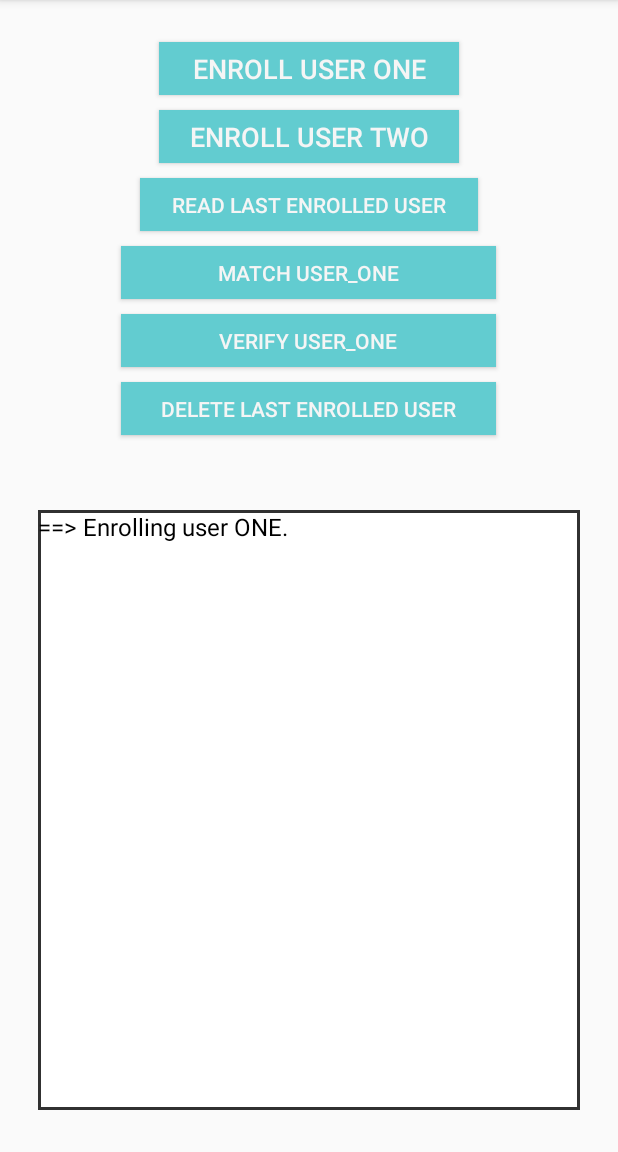
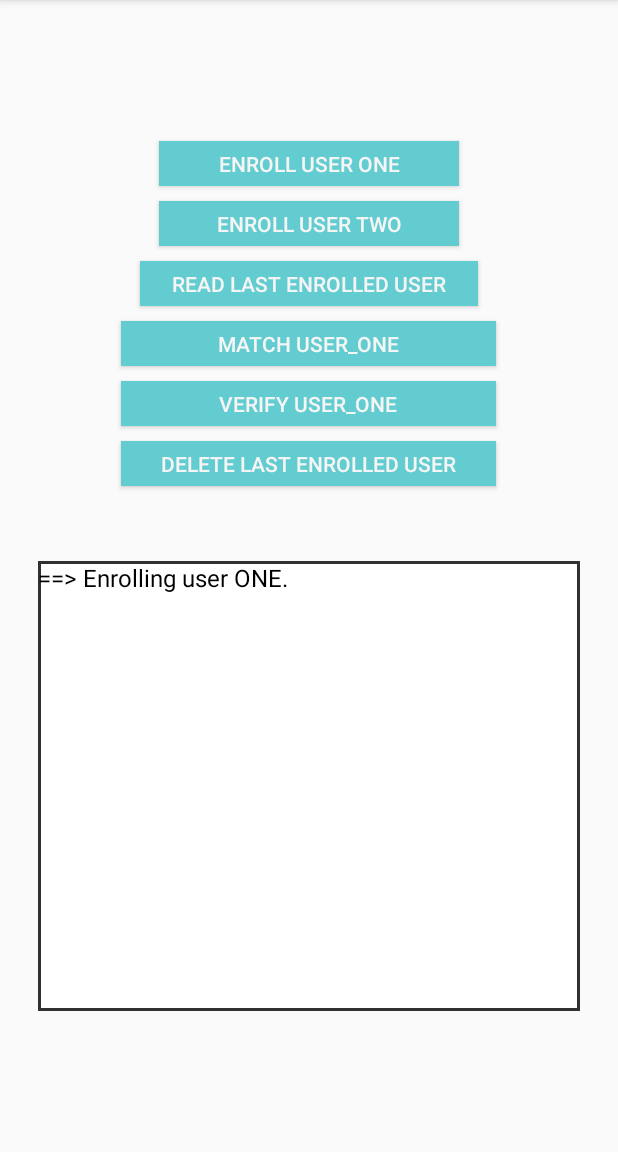
Before and after one commit to CredenceID/capp_SampleDatabase, an Android app: the DatabaseActivity screen opened directly, with no data from a screen before it, after a tap on "ENROLL USER ONE", on a phone screen of 412 x 824 dp, the part 84-1236 px from its top. Run offline under Robolectric (Android 15) with nearby library versions, the phone set to English and light mode, and no system bars.

Commit message:
changes for Generic android and Aware SDK

```diff
--- a/app/src/main/java/com/credenceid/sample/db/DatabaseActivity.kt
+++ b/app/src/main/java/com/credenceid/sample/db/DatabaseActivity.kt
@@ -220,14 +220,14 @@ class DatabaseActivity : AppCompatActivity() {
 
         enrollUserOneBtn.setOnClickListener {
             log("Enrolling user ONE.")
-            App.BioManager!!.enroll(-1, enrollFPRecords[USER_ONE], null, null) { status, id ->
+            App.BioManager!!.enroll(10, enrollFPRecords[USER_ONE][0], null, null) { status, id ->
                 log("[Status: $status, ID: $id]")
                 if (Status.SUCCESS == status) lastEnrolledID = id
             }
         }
         enrollUserTwoBtn.setOnClickListener {
             log("Enrolling user TWO.")
-            App.BioManager!!.enroll(-1, enrollFPRecords[USER_ONE], null, null) { status, id ->
+            App.BioManager!!.enroll(20, enrollFPRecords[USER_TWO], null, null) { status, id ->
                 log("[Status: $status, ID: $id]")
                 if (Status.SUCCESS == status) lastEnrolledID = id
             }
--- a/app/src/main/res/layout/act_main.xml
+++ b/app/src/main/res/layout/act_main.xml
@@ -9,26 +9,26 @@
     <Button
         android:id="@+id/enrollUserOneBtn"
         android:layout_width="200dp"
-        android:layout_height="35dp"
+        android:layout_height="30dp"
         android:background="@color/cid_blue_light"
         android:text="Enroll User One"
         android:textColor="@color/white_smoke"
-        android:textSize="18sp" />
+        android:textSize="14sp" />
 
     <Button
         android:id="@+id/enrollUserTwoBtn"
         android:layout_width="200dp"
-        android:layout_height="35dp"
+        android:layout_height="30dp"
         android:layout_marginTop="10dp"
         android:background="@color/cid_blue_light"
         android:text="Enroll User Two"
         android:textColor="@color/white_smoke"
-        android:textSize="18sp" />
+        android:textSize="14sp" />
 
     <Button
         android:id="@+id/readBtn"
         android:layout_width="225dp"
-        android:layout_height="35dp"
+        android:layout_height="30dp"
         android:layout_marginTop="10dp"
         android:background="@color/cid_blue_light"
         android:text="Read Last Enrolled User"
@@ -38,7 +38,7 @@
     <Button
         android:id="@+id/matchUserBtn"
         android:layout_width="250dp"
-        android:layout_height="35dp"
+        android:layout_height="30dp"
         android:layout_marginTop="10dp"
         android:background="@color/cid_blue_light"
         android:text="Match USER_ONE"
@@ -48,7 +48,7 @@
     <Button
         android:id="@+id/verifyBtn"
         android:layout_width="250dp"
-        android:layout_height="35dp"
+        android:layout_height="30dp"
         android:layout_marginTop="10dp"
         android:background="@color/cid_blue_light"
         android:text="Verify USER_ONE"
@@ -58,7 +58,7 @@
     <Button
         android:id="@+id/deleteBtn"
         android:layout_width="250dp"
-        android:layout_height="35dp"
+        android:layout_height="30dp"
         android:layout_marginTop="10dp"
         android:background="@color/cid_blue_light"
         android:text="Delete Last Enrolled User"
@@ -68,7 +68,7 @@
     <TextView
         android:id="@+id/logBox"
         android:layout_width="match_parent"
-        android:layout_height="400dp"
+        android:layout_height="300dp"
         android:layout_marginStart="25dp"
         android:layout_marginTop="50dp"
         android:layout_marginEnd="25dp"
```
Also changed, not shown: app/libs/CredenceIDDeviceSDK.jar.
